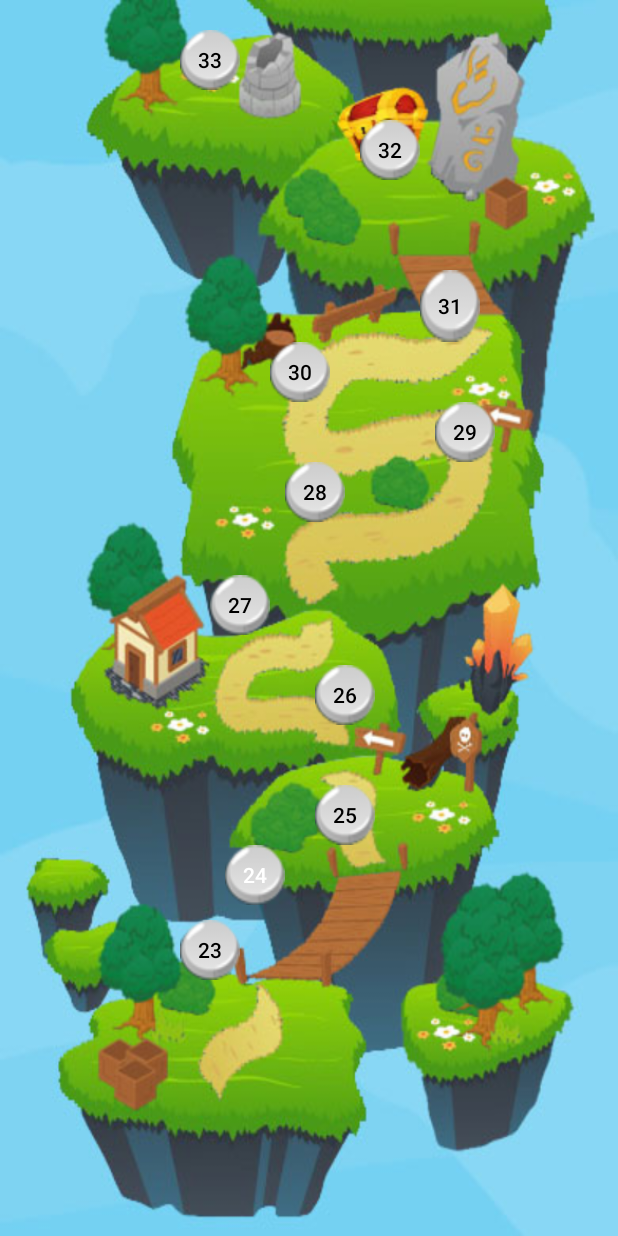
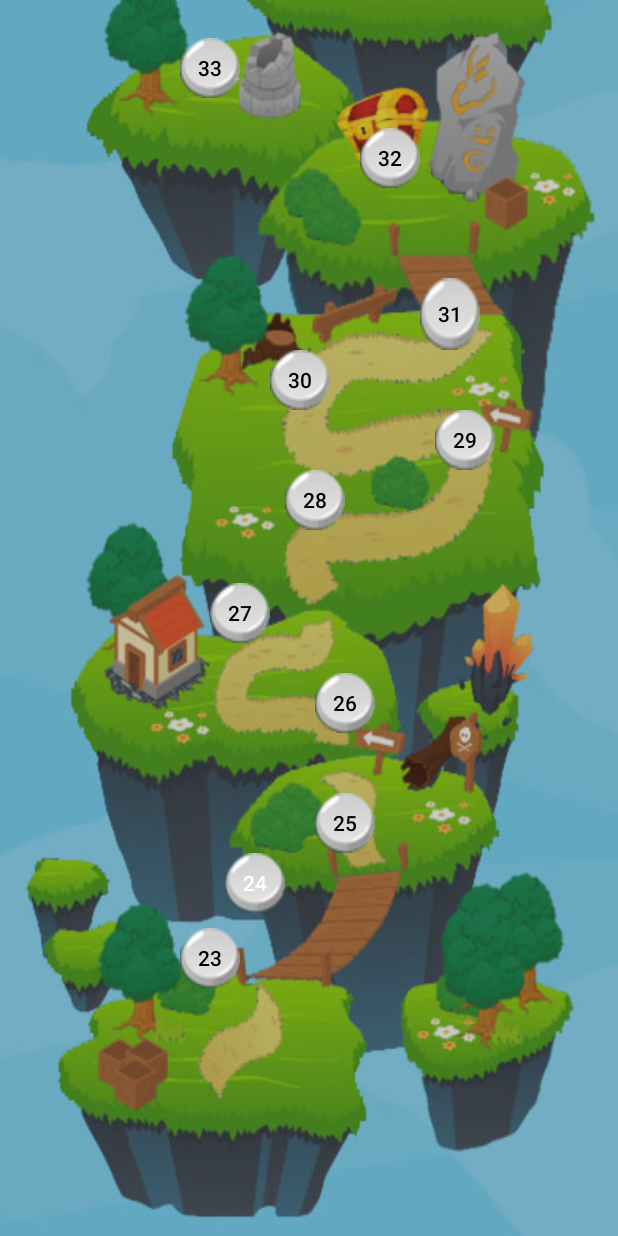
Before and after one commit to OzanFirat/Quiz, an Android app: the lvlOverview3 screen opened directly, with no data from a screen before it, on a phone screen of 412 x 824 dp. Run offline under Robolectric (Android 15) with nearby library versions, the phone set to English and light mode, and no system bars.

Commit message:
Newest Version 1

```diff
--- a/app/src/main/res/layout/activity_lvl_overview3.xml
+++ b/app/src/main/res/layout/activity_lvl_overview3.xml
@@ -4,14 +4,31 @@
     xmlns:tools="http://schemas.android.com/tools"
     android:layout_width="match_parent"
     android:layout_height="match_parent"
-    android:background="@drawable/lvlmap_1"
+
     tools:context=".LvlOverview">
 
+    <LinearLayout
+        android:id="@+id/linearLayout4"
+        android:layout_width="0dp"
+        android:layout_height="0dp"
+        android:alpha="0.75"
+        android:background="@drawable/lvlmap_1"
+        android:orientation="horizontal"
+        app:layout_constraintBottom_toBottomOf="parent"
+        app:layout_constraintEnd_toEndOf="parent"
+        app:layout_constraintStart_toStartOf="parent"
+        app:layout_constraintTop_toTopOf="parent"></LinearLayout>
+
     <TableLayout
-        android:layout_width="410dp"
-        android:layout_height="718dp"
-        tools:layout_editor_absoluteX="1dp"
-        tools:layout_editor_absoluteY="5dp">
+        android:id="@+id/tableLayout3"
+        android:layout_width="0dp"
+        android:layout_height="0dp"
+        android:layout_marginTop="5dp"
+        android:layout_marginBottom="5dp"
+        app:layout_constraintBottom_toBottomOf="parent"
+        app:layout_constraintEnd_toEndOf="parent"
+        app:layout_constraintStart_toStartOf="parent"
+        app:layout_constraintTop_toTopOf="parent">
 
         <TableRow
             android:layout_width="match_parent"
--- a/app/src/main/res/layout/activity_quiz_uebersicht.xml
+++ b/app/src/main/res/layout/activity_quiz_uebersicht.xml
@@ -91,7 +91,7 @@
                     android:background="@drawable/banner3" />
 
                 <Button
-                    android:id="@+id/btnTopic6"
+                    android:id="@+id/btnTopic3"
                     android:layout_width="55dp"
                     android:layout_height="85dp"
                     android:layout_marginLeft="20dp"
@@ -118,7 +118,7 @@
                     android:background="@drawable/banner6" />
 
                 <Button
-                    android:id="@+id/btnTopic4"
+                    android:id="@+id/btnTopic1"
                     android:layout_width="60dp"
                     android:layout_height="85dp"
                     android:layout_marginLeft="80dp"
@@ -136,7 +136,7 @@
                 android:orientation="horizontal">
 
                 <Button
-                    android:id="@+id/btnTopic1"
+                    android:id="@+id/btnTopic4"
                     android:layout_width="65dp"
                     android:layout_height="85dp"
                     android:layout_marginLeft="60dp"
@@ -144,7 +144,7 @@
                     android:background="@drawable/banner5" />
 
                 <Button
-                    android:id="@+id/btnTopic3"
+                    android:id="@+id/btnTopic6"
                     android:layout_width="65dp"
                     android:layout_height="85dp"
                     android:layout_marginLeft="60dp"
```
